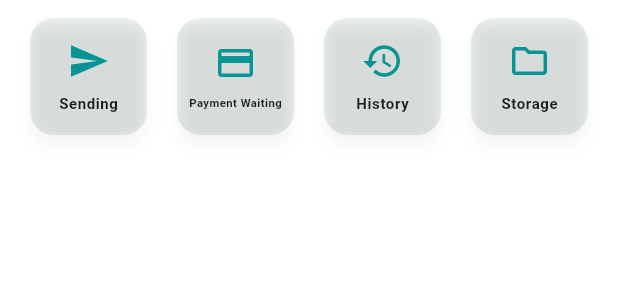
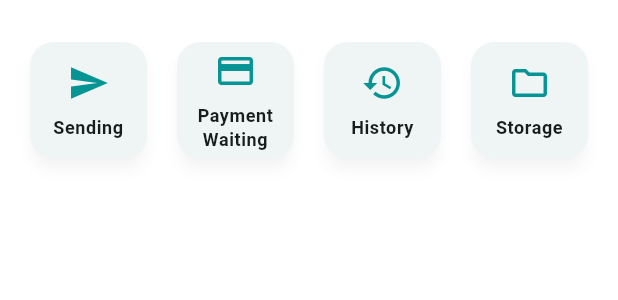
Before and after one commit to piksemos-org/pikse-mos, a Flutter app: the NavigationGrid widget shown alone on an empty page, opened directly, on a phone screen of 412 x 824 dp. Shown: the top 300 px of the screen. Run offline on Flutter 3.47's test engine with Material 3 defaults, Android fonts, the light colour scheme and no system bars; our stand-ins replace image_picker, readmore, shared_preferences, supabase_flutter, video_player; accounts and stored records are empty; network calls fail.

Commit message:
Season 7

```diff
--- a/lib/piksel/kamu/profile_navigation/navigation_grid.dart
+++ b/lib/piksel/kamu/profile_navigation/navigation_grid.dart
@@ -17,7 +17,7 @@
     ];
 
     return Padding(
-      padding: const EdgeInsets.symmetric(horizontal: 16.0, vertical: 8.0),
+      padding: const EdgeInsets.symmetric(horizontal: 16.0, vertical: 24.0),
       child: GridView.builder(
         shrinkWrap: true,
         physics: const NeverScrollableScrollPhysics(),
@@ -25,7 +25,6 @@
           crossAxisCount: 4,
           crossAxisSpacing: 12,
           mainAxisSpacing: 12,
-          childAspectRatio: 1.0,
         ),
         itemCount: navigationItems.length,
         itemBuilder: (context, index) {
@@ -58,68 +57,31 @@
       elevation: 4,
       shadowColor: Colors.black.withOpacity(0.2),
       shape: RoundedRectangleBorder(borderRadius: BorderRadius.circular(16)),
-      margin: const EdgeInsets.all(4),
       clipBehavior: Clip.antiAlias,
       child: InkWell(
         borderRadius: BorderRadius.circular(16),
         onTap: onTap,
-        child: Container(
-          decoration: BoxDecoration(
-            boxShadow: [
-              BoxShadow(
-                color: Colors.black.withOpacity(0.1),
-                blurRadius: 8,
-                offset: const Offset(0, 4),
-              ),
-            ],
-          ),
-          child: Padding(
-            padding: const EdgeInsets.all(8.0),
         child: Column(
           mainAxisAlignment: MainAxisAlignment.center,
           children: [
             Icon(icon, size: 28, color: Theme.of(context).primaryColor),
             const SizedBox(height: 8),
-                Flexible(
-                  child: LayoutBuilder(
-                    builder: (context, constraints) {
-                      final fontSize = constraints.maxHeight * 0.15;
-                      final effectiveFontSize = fontSize
-                          .clamp(10, 14)
-                          .toDouble();
-
-                      return constraints.maxHeight > 60
-                          ? Text(
-                              label,
-                              textAlign: TextAlign.center,
-                              style: Theme.of(context).textTheme.bodySmall
-                                  ?.copyWith(
-                                    fontWeight: FontWeight.w600,
-                                    fontSize: effectiveFontSize,
-                                  ),
-                              maxLines: 2,
-                              overflow: TextOverflow.ellipsis,
-                            )
-                          : FittedBox(
-                              fit: BoxFit.scaleDown,
+            // PERBAIKAN: Memastikan teks tidak overflow dan ukurannya pas
+            Padding(
+              padding: const EdgeInsets.symmetric(horizontal: 4.0),
               child: Text(
                 label,
                 textAlign: TextAlign.center,
-                                style: Theme.of(context).textTheme.bodySmall
-                                    ?.copyWith(
-                                      fontWeight: FontWeight.w600,
-                                      fontSize: effectiveFontSize,
-                                    ),
-                              ),
-                            );
-                    },
+                style: Theme.of(
+                  context,
+                ).textTheme.bodySmall?.copyWith(fontWeight: FontWeight.w600),
+                maxLines: 2, // Izinkan teks menjadi dua baris
+                overflow: TextOverflow.ellipsis,
               ),
             ),
           ],
         ),
       ),
-        ),
-      ),
     );
   }
 }
```
Also changed, not shown: lib/models/print_material.dart (+4 -7 lines), lib/piksel/kamu/profile_card/user_profile_card.dart (+78 -99 lines), lib/piksel/kamu_screen.dart (+46 -22 lines). Lines whose indentation alone changed are shown as unchanged.
